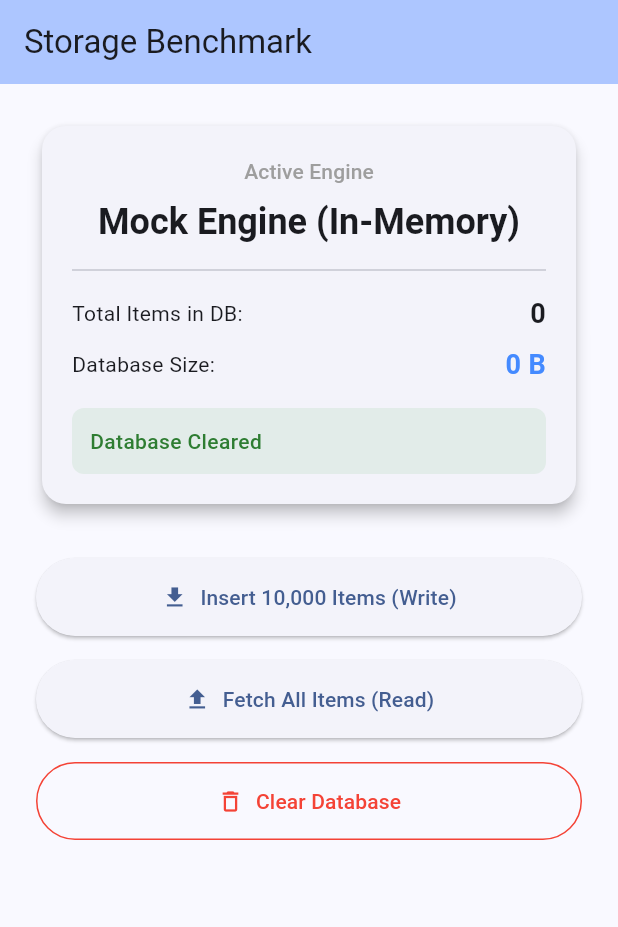
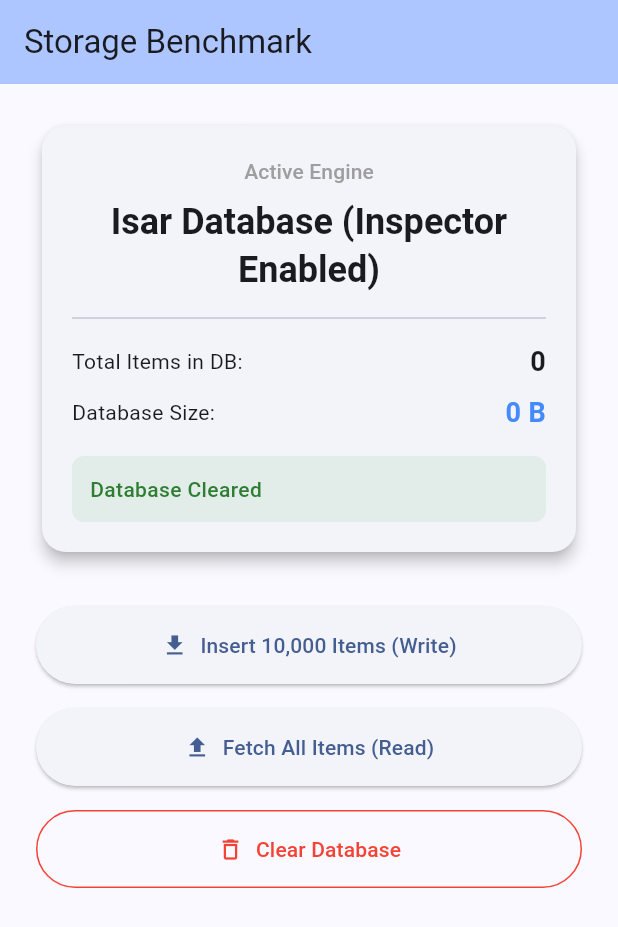
Before and after one commit to farookeei/flutter_local_storages, a Flutter app: the screen it shows after launch, after a tap on "Insert 10,000 Items (Write)", after a tap on "Fetch All Items (Read)", after a tap on "Clear Database", on a phone screen of 412 x 824 dp. Shown: the top 927 px of the screen. Run offline on Flutter 3.47's test engine with Material 3 defaults, Android fonts, the phone set to English and light mode, and no system bars; our stand-ins replace isar; accounts and stored records are empty; generated files the repository leaves out were written again.

Commit message:
feat: implement IsarStorageRepository with AGP 8 namespace fix and contract tests

```diff
--- /dev/null
+++ b/lib/features/storage_demo/data/isar_storage_repository.dart
@@ -0,0 +1,67 @@
+import 'dart:io';
+import 'package:isar/isar.dart';
+import 'package:path_provider/path_provider.dart';
+import '../domain/entities/todo_item.dart';
+import '../domain/repositories/storage_repository.dart';
+
+class IsarStorageRepository implements StorageRepository {
+  late Isar _isar;
+  final String? _customDirectory;
+
+  IsarStorageRepository({String? directory}) : _customDirectory = directory;
+
+  @override
+  String get engineName => 'Isar Database (Inspector Enabled)';
+
+  @override
+  Future<void> init() async {
+    if (Isar.instanceNames.isEmpty) {
+      String path;
+      if (_customDirectory != null) {
+        path = _customDirectory;
+      } else {
+        final dir = await getApplicationDocumentsDirectory();
+        path = dir.path;
+      }
+      _isar = await Isar.open(
+        [TodoItemSchema],
+        directory: path,
+        inspector: true, // Enables web-based Isar Inspector
+      );
+    } else {
+      _isar = Isar.getInstance()!;
+    }
+  }
+
+  @override
+  Future<int> insertBulk(List<TodoItem> items) async {
+    await _isar.writeTxn(() async {
+      await _isar.todoItems.putAll(items);
+    });
+    return items.length;
+  }
+
+  @override
+  Future<List<TodoItem>> fetchAll() async {
+    return await _isar.todoItems.where().findAll();
+  }
+
+  @override
+  Future<void> clearAll() async {
+    await _isar.writeTxn(() async {
+      await _isar.todoItems.clear();
+    });
+  }
+
+  @override
+  Future<int> getStorageSizeInBytes() async {
+    final path = _isar.directory;
+    if (path != null) {
+      final isarFile = File('$path/default.isar');
+      if (isarFile.existsSync()) {
+        return isarFile.length();
+      }
+    }
+    return 0;
+  }
+}
--- a/lib/features/storage_demo/domain/entities/todo_item.dart
+++ b/lib/features/storage_demo/domain/entities/todo_item.dart
@@ -1,9 +1,14 @@
+import 'package:isar/isar.dart';
+
+part 'todo_item.g.dart';
+
+@collection
 class TodoItem {
-  final int id;
-  final String title;
-  final String content;
-  final bool isCompleted;
-  final DateTime createdAt;
+  Id id;
+  String title;
+  String content;
+  bool isCompleted;
+  DateTime createdAt;
 
   TodoItem({
     required this.id,
@@ -13,7 +18,22 @@
     required this.createdAt,
   });
 
-  // A factory for quick mock data generation
+  Map<String, dynamic> toJson() => {
+        'id': id,
+        'title': title,
+        'content': content,
+        'isCompleted': isCompleted,
+        'createdAt': createdAt.toIso8601String(),
+      };
+
+  factory TodoItem.fromJson(Map<String, dynamic> json) => TodoItem(
+        id: json['id'] as int,
+        title: json['title'] as String,
+        content: json['content'] as String,
+        isCompleted: json['isCompleted'] as bool,
+        createdAt: DateTime.parse(json['createdAt'] as String),
+      );
+
   factory TodoItem.generateMock(int index) {
     return TodoItem(
       id: index,
--- a/lib/main.dart
+++ b/lib/main.dart
@@ -1,17 +1,17 @@
 import 'package:flutter/material.dart';
-import 'features/storage_demo/data/mock_storage_repository.dart';
+import 'features/storage_demo/data/isar_storage_repository.dart';
+import 'features/storage_demo/domain/repositories/storage_repository.dart';
 import 'features/storage_demo/presentation/screens/benchmark_screen.dart';
 
 void main() {
-  // We initialize our storage repository here.
-  // In a real app, you might use a dependency injection framework like GetIt or Provider.
-  final storageRepository = MockStorageRepository();
+  WidgetsFlutterBinding.ensureInitialized();
+  final storageRepository = IsarStorageRepository();
 
   runApp(MyApp(storageRepository: storageRepository));
 }
 
 class MyApp extends StatelessWidget {
-  final MockStorageRepository storageRepository;
+  final StorageRepository storageRepository;
 
   const MyApp({super.key, required this.storageRepository});
 
```
Also changed, not shown: pubspec.yaml (+4 -7 lines), lib/features/storage_demo/domain/entities/todo_item.g.dart (added), pubspec.lock, 17 other files.
